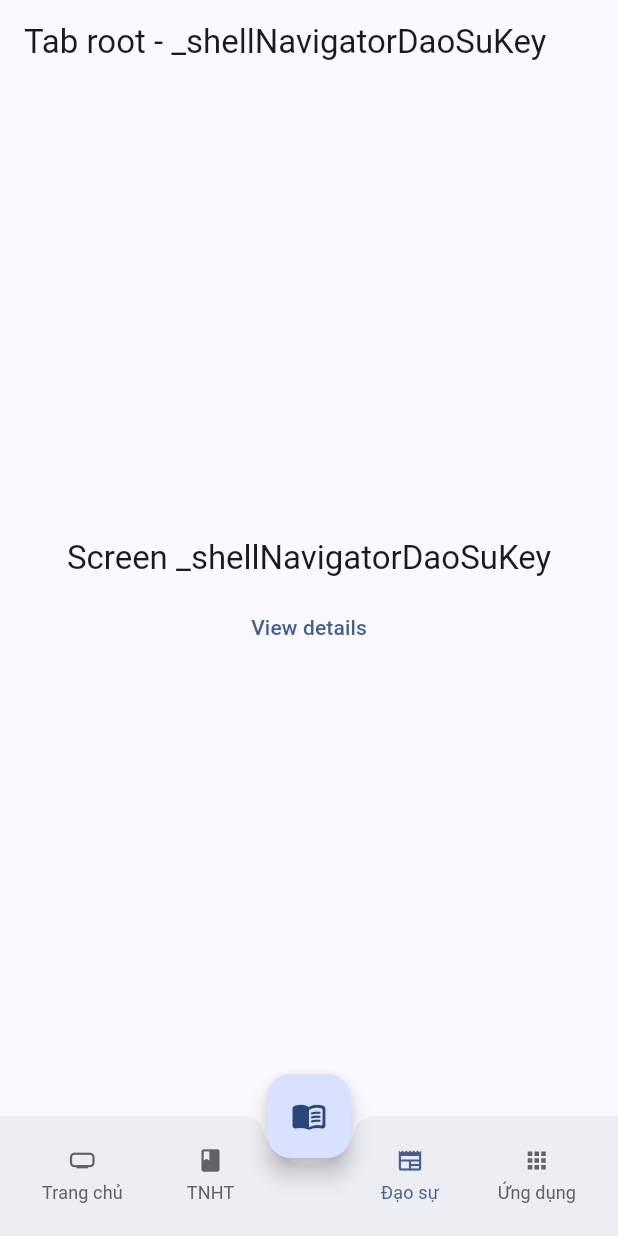
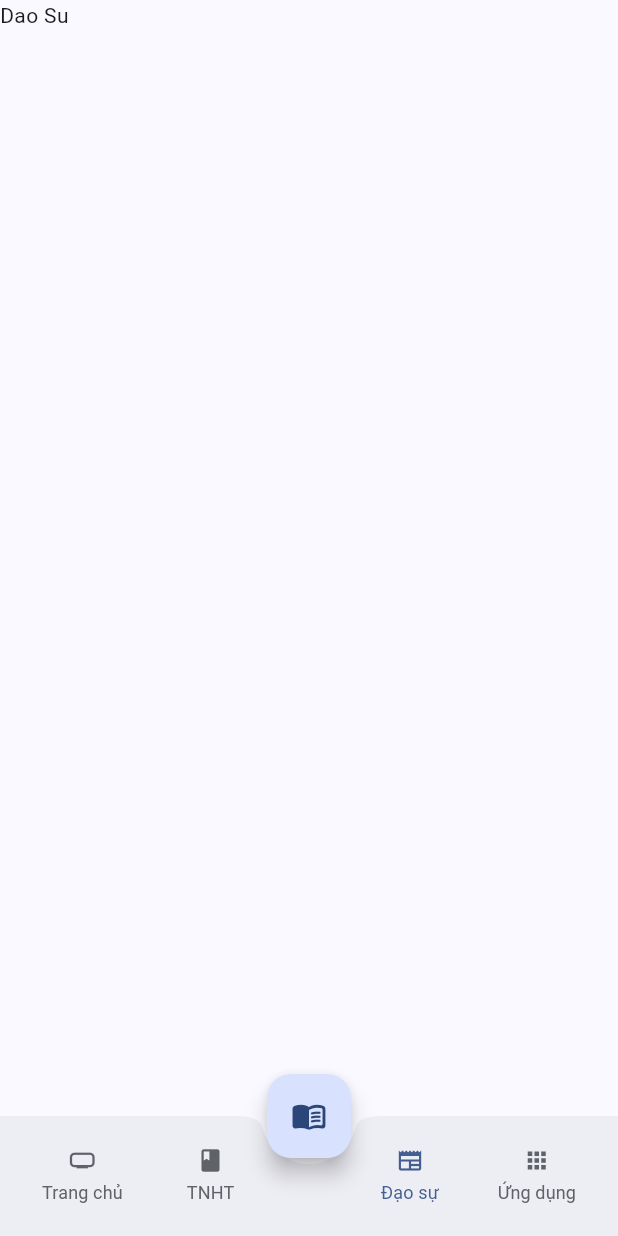
Before and after one commit to caodaion/caodaion_flutter, a Flutter app: the screen it shows after launch, item 3 of the bottom bar chosen, on a phone screen of 412 x 824 dp. Run offline on Flutter 3.47's test engine with Material 3 defaults, Android fonts, the light colour scheme and no system bars; our stand-ins replace go_router.

Commit message:
add initial screens

```diff
--- /dev/null
+++ b/lib/pages/dao_su_page/dao_su_page.dart
@@ -0,0 +1,10 @@
+import 'package:flutter/material.dart';
+
+class DaoSuPage extends StatelessWidget {
+  const DaoSuPage({super.key});
+
+  @override
+  Widget build(BuildContext context) {
+    return const Text("Dao Su");
+  }
+}
--- a/lib/pages/root_screen/root_screen.dart
+++ /dev/null
@@ -1,38 +0,0 @@
-import 'package:flutter/material.dart';
-import 'package:go_router/go_router.dart';
-
-/// Widget for the root/initial pages in the bottom navigation bar.
-class RootScreen extends StatelessWidget {
-  /// Creates a RootScreen
-  const RootScreen({required this.label, required this.detailsPath, Key? key})
-      : super(key: key);
-
-  /// The label
-  final String label;
-
-  /// The path to the detail page
-  final String detailsPath;
-
-  @override
-  Widget build(BuildContext context) {
-    return Scaffold(
-      appBar: AppBar(
-        title: Text('Tab root - $label'),
-      ),
-      body: Center(
-        child: Column(
-          mainAxisSize: MainAxisSize.min,
-          children: <Widget>[
-            Text('Screen $label',
-                style: Theme.of(context).textTheme.titleLarge),
-            const Padding(padding: EdgeInsets.all(4)),
-            TextButton(
-              onPressed: () => context.go(detailsPath),
-              child: const Text('View details'),
-            ),
-          ],
-        ),
-      ),
-    );
-  }
-}
--- a/lib/routes/main_route.dart
+++ b/lib/routes/main_route.dart
@@ -1,9 +1,13 @@
 // private navigators
+import 'package:caodaion_flutter/pages/apps_page/apps_page.dart';
+import 'package:caodaion_flutter/pages/dao_su_page/dao_su_page.dart';
+import 'package:caodaion_flutter/pages/home_page/home_page.dart';
+import 'package:caodaion_flutter/pages/kinh_page/kinh_page.dart';
+import 'package:caodaion_flutter/pages/tnht_page/tnht_page.dart';
 import 'package:flutter/material.dart';
 import 'package:go_router/go_router.dart';
 
 import '../components/scaffold_with_nested_navigation/scaffold_with_nested_navigation.dart';
-import '../pages/root_screen/root_screen.dart';
 import '../pages/details_screen/details_screen.dart';
 
 final _rootNavigatorKey = GlobalKey<NavigatorState>();
@@ -40,8 +44,7 @@ final goRouter = GoRouter(
             GoRoute(
               path: '/',
               pageBuilder: (context, state) => const NoTransitionPage(
-                child: RootScreen(
-                    label: '_shellNavigatorHomeKey', detailsPath: '/details'),
+                child: HomePage(),
               ),
               routes: [
                 GoRoute(
@@ -59,9 +62,7 @@ final goRouter = GoRouter(
             GoRoute(
               path: '/tnht',
               pageBuilder: (context, state) => const NoTransitionPage(
-                child: RootScreen(
-                    label: '_shellNavigatorTNHTKey',
-                    detailsPath: '/tnht/details'),
+                child: TNHTPage(),
               ),
               routes: [
                 GoRoute(
@@ -79,9 +80,7 @@ final goRouter = GoRouter(
             GoRoute(
               path: '/dao-su',
               pageBuilder: (context, state) => const NoTransitionPage(
-                child: RootScreen(
-                    label: '_shellNavigatorDaoSuKey',
-                    detailsPath: '/dao-su/details'),
+                child: DaoSuPage(),
               ),
               routes: [
                 GoRoute(
@@ -99,9 +98,7 @@ final goRouter = GoRouter(
             GoRoute(
               path: '/ung-dung',
               pageBuilder: (context, state) => const NoTransitionPage(
-                child: RootScreen(
-                    label: '_shellNavigatorAppKey',
-                    detailsPath: '/ung-dung/details'),
+                child: AppsPage(),
               ),
               routes: [
                 GoRoute(
@@ -119,9 +116,7 @@ final goRouter = GoRouter(
             GoRoute(
               path: '/kinh',
               pageBuilder: (context, state) => const NoTransitionPage(
-                child: RootScreen(
-                    label: '_shellNavigatorKinhKey',
-                    detailsPath: '/kinh/details'),
+                child: KinhPage(),
               ),
               routes: [
                 GoRoute(
```
Also changed, not shown: lib/pages/apps_page/apps_page.dart (added, +10 -0 lines), lib/pages/home_page/home_page.dart (added, +10 -0 lines), lib/pages/kinh_page/kinh_page.dart (added, +10 -0 lines), lib/pages/tnht_page/tnht_page.dart (added, +10 -0 lines).
